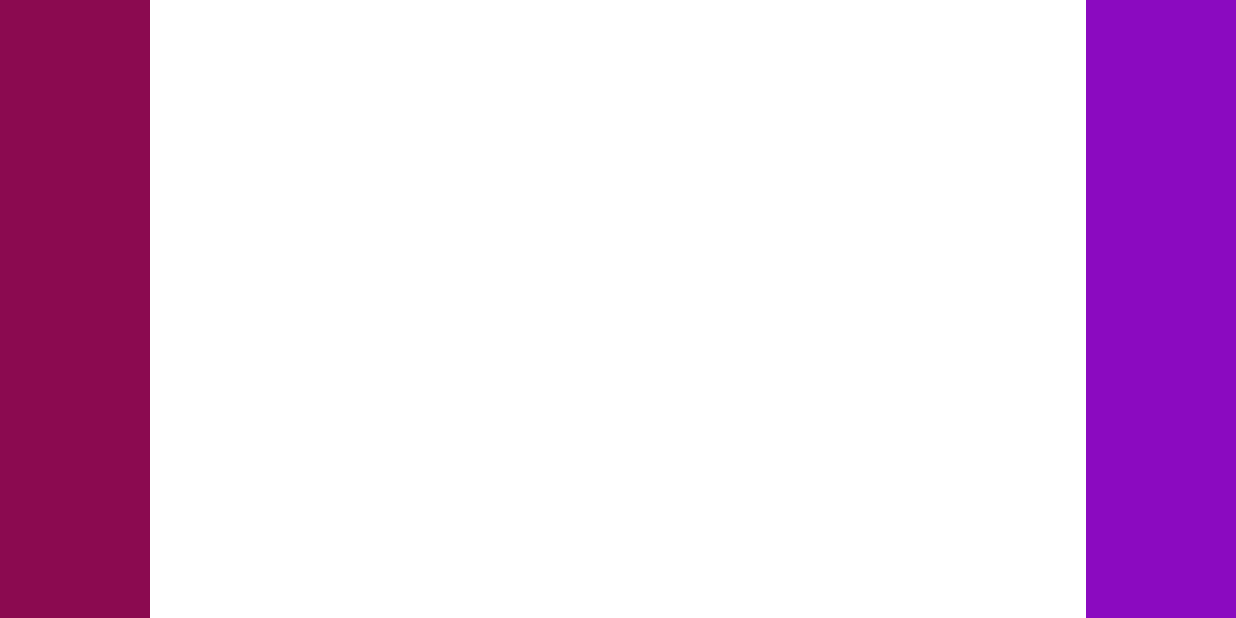
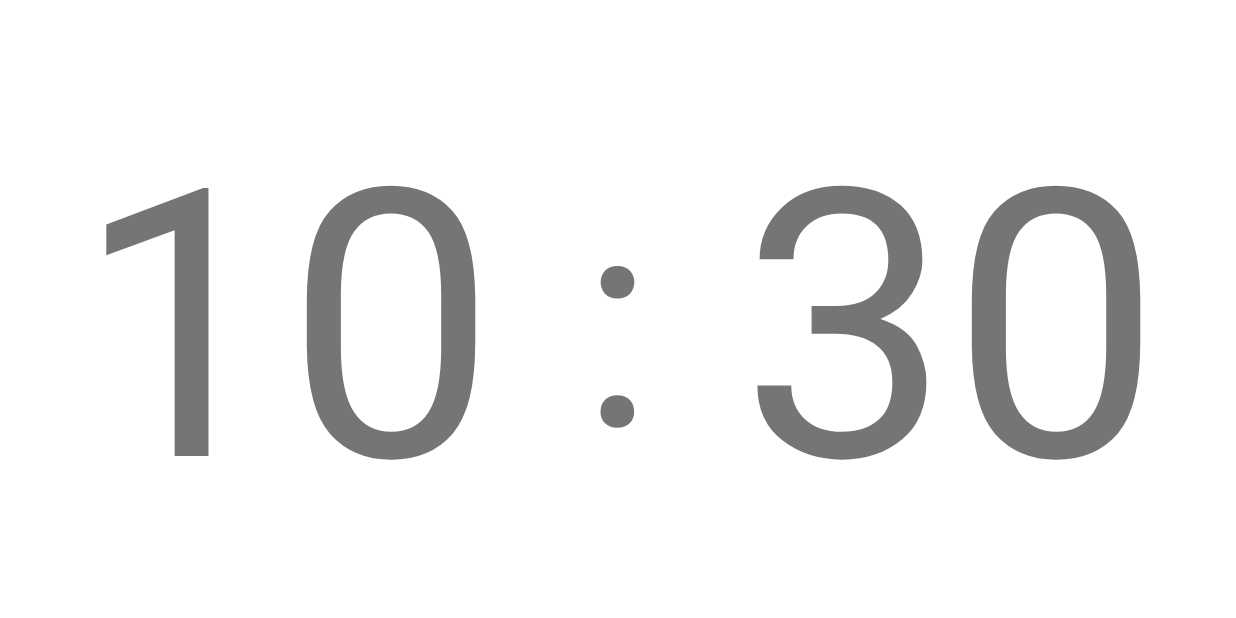
Before and after one commit to fabian4/Timer, an Android app: the screen it shows after launch (MainActivity), on a phone screen of 824 x 412 dp (held sideways). Run offline under Robolectric (Android 15) with nearby library versions, the phone set to English and light mode, and no system bars.

Commit message:
添加时钟的广播机制

```diff
--- a/app/src/main/java/com/fabian/timer/MainActivity.kt
+++ b/app/src/main/java/com/fabian/timer/MainActivity.kt
@@ -1,18 +1,60 @@
 package com.fabian.timer
 
-import android.graphics.Typeface
+import android.content.BroadcastReceiver
+import android.content.Context
+import android.content.Intent
+import android.content.IntentFilter
+import android.icu.util.Calendar
+import android.os.Build
 import android.os.Bundle
+import android.util.Log
+import android.view.WindowManager
 import android.widget.TextView
+import androidx.annotation.RequiresApi
 import androidx.appcompat.app.AppCompatActivity
 
+
 class MainActivity : AppCompatActivity() {
+
+    private lateinit var hours:TextView
+    private lateinit var minutes:TextView
+
+    @RequiresApi(Build.VERSION_CODES.N)
     override fun onCreate(savedInstanceState: Bundle?) {
         super.onCreate(savedInstanceState)
         setContentView(R.layout.activity_main)
 
-//        val timer = findViewById<TextView>(R.id.timer)
-//        timer.typeface = Typeface.createFromAsset(assets, "fonts/ds_digi.ttf")
-//        timer.text = "23:22"
-//        timer.textSize = 250f
+        val filter = IntentFilter()
+        filter.addAction(Intent.ACTION_TIME_TICK)
+        val receiver = TimeChangerReceiver()
+        registerReceiver(receiver, filter)
+
+        //屏幕常亮设置
+        getWindow().addFlags(WindowManager.LayoutParams.FLAG_KEEP_SCREEN_ON);
+        hours = findViewById(R.id.hours)
+        minutes = findViewById(R.id.minutes)
+
+        val c: Calendar = Calendar.getInstance()
+        hours.text = c.get(Calendar.HOUR_OF_DAY).toString().fix()
+        minutes.text = c.get(Calendar.MINUTE).toString().fix()
     }
+
+    fun String.fix():String{
+        if(this.length == 1){
+            return "0$this"
+        }
+        return this
+    }
+
+    inner class TimeChangerReceiver:BroadcastReceiver(){
+        @RequiresApi(Build.VERSION_CODES.N)
+        override fun onReceive(context: Context?, intent: Intent?) {
+            val c: Calendar = Calendar.getInstance()
+            Log.d("receiver", c.get(Calendar.HOUR_OF_DAY).toString()+c.get(Calendar.MINUTE).toString())
+            hours.text = c.get(Calendar.HOUR_OF_DAY).toString().fix()
+            minutes.text = c.get(Calendar.MINUTE).toString().fix()
+        }
+    }
+
+
 }
--- a/app/src/main/res/layout/activity_main.xml
+++ b/app/src/main/res/layout/activity_main.xml
@@ -6,18 +6,35 @@
     android:layout_height="match_parent"
     tools:context=".MainActivity">
 
+    <LinearLayout
+        android:layout_width="match_parent"
+        android:layout_height="match_parent">
         <TextView
             android:id="@+id/hours"
-        android:layout_width="100dp"
+            android:layout_width="0dp"
+            android:gravity="center"
+            android:typeface="sans"
+            android:textSize="250sp"
             android:layout_height="match_parent"
-        android:background="#8b0a50"
-        app:layout_constraintLeft_toLeftOf="parent" />
+            android:layout_weight="6"/>
+
+        <TextView
+            android:layout_width="0dp"
+            android:gravity="center"
+            android:text="@string/colon"
+            android:typeface="sans"
+            android:textSize="200sp"
+            android:layout_height="match_parent"
+            android:layout_weight="1"/>
 
         <TextView
             android:id="@+id/minutes"
-        android:layout_width="100dp"
+            android:layout_width="0dp"
+            android:gravity="center"
+            android:typeface="sans"
+            android:textSize="250sp"
             android:layout_height="match_parent"
-        android:background="#8b0ac0"
-        app:layout_constraintRight_toRightOf="parent" />
+            android:layout_weight="6"/>
+    </LinearLayout>
 
 </androidx.constraintlayout.widget.ConstraintLayout>
--- a/app/src/main/res/values/strings.xml
+++ b/app/src/main/res/values/strings.xml
@@ -1,3 +1,4 @@
 <resources>
     <string name="app_name">Timer</string>
+    <string name="colon">:</string>
 </resources>
```
Also changed, not shown: app/src/main/assets/fonts/ds_digi.ttf (deleted). Lines whose indentation alone changed are shown as unchanged.
